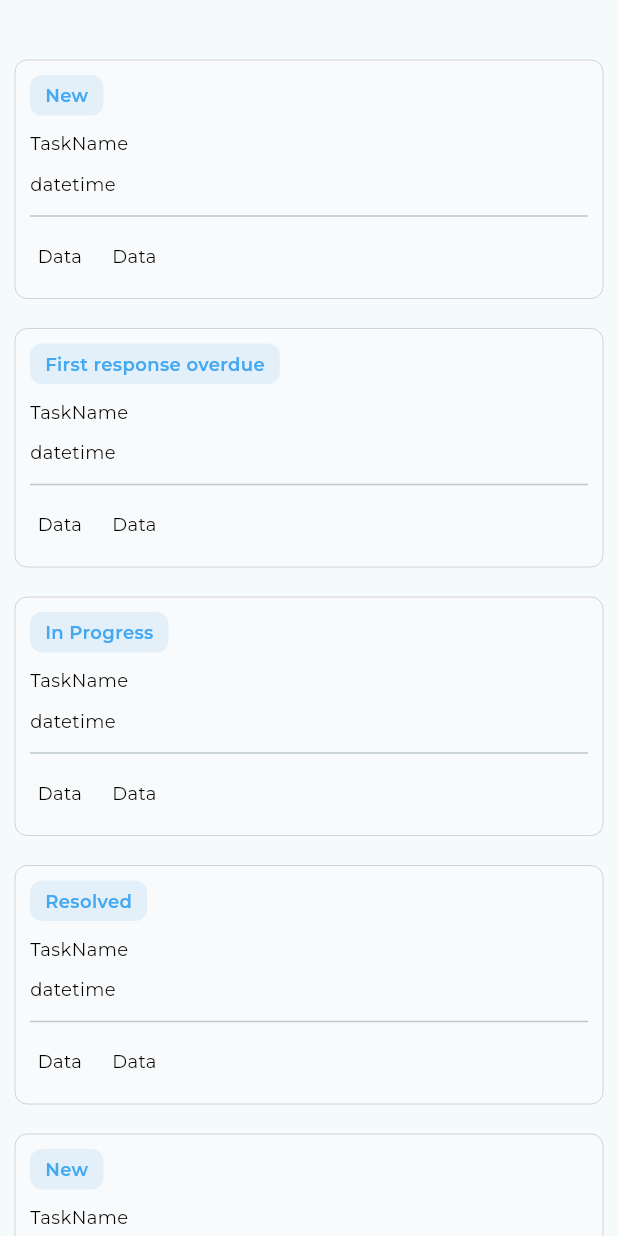
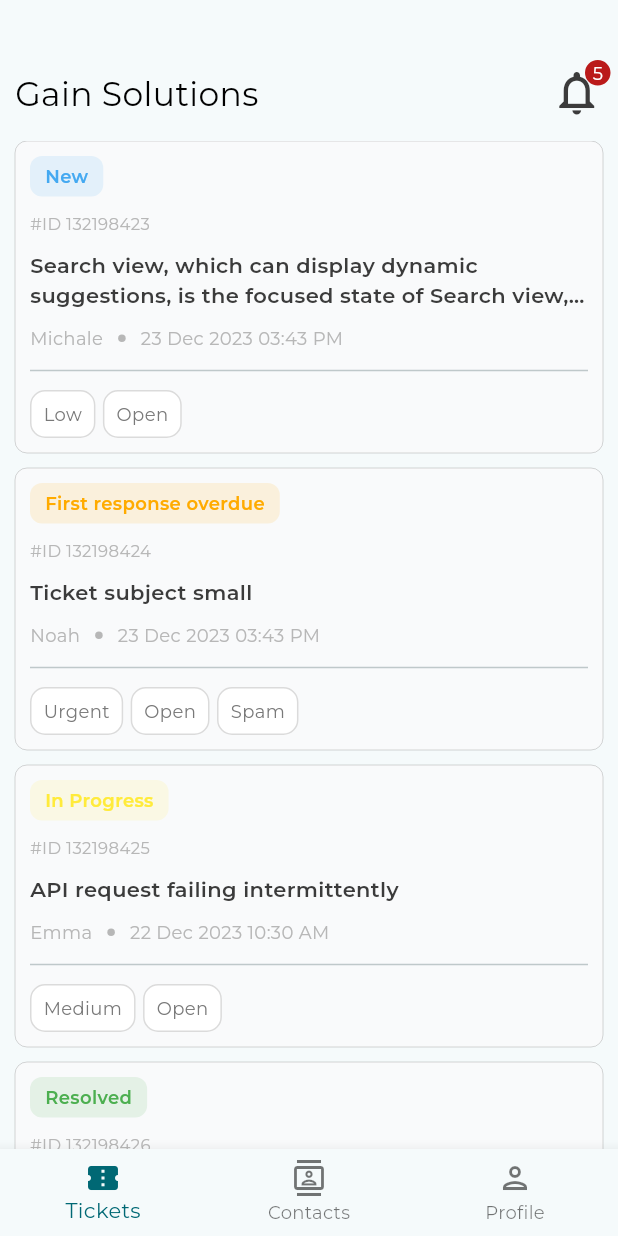
Before and after one commit to tofa029/gsl_task, a Flutter app: the screen it shows after launch, on a phone screen of 412 x 824 dp. Run offline on Flutter 3.47's test engine with Material 3 defaults, Android fonts, the phone set to English and light mode, and no system bars; our stand-ins replace get; accounts and stored records are empty.

Commit message:
<feat><ticket>
ticket page ui and reactive data loading

```diff
--- a/assets/json_data/tickets.json
+++ b/assets/json_data/tickets.json
@@ -5,7 +5,7 @@
         "status_id": 1,
         "priority": "Low",
         "priority_id": 2,
-        "title": "Search view, which can display dynamic suggestions, is the focused state of...",
+        "title": "Search view, which can display dynamic suggestions, is the focused state of Search view, which can display dynamic suggestions, is the focused state of something",
         "user": "Michale",
         "timestamp": "23 Dec 2023 03:43 PM",
         "tags": ["Low", "Open"]
--- /dev/null
+++ b/lib/core/common/custom_appbar.dart
@@ -0,0 +1,43 @@
+import 'package:flutter/material.dart';
+import 'package:gsl_task/core/common/custom_container.dart';
+import 'package:gsl_task/core/common/custom_text.dart';
+import 'package:gsl_task/core/index.dart';
+
+class CustomAppBar extends StatelessWidget {
+  String title;
+  bool showNotification;
+
+  CustomAppBar({
+    super.key,
+    required this.title,
+    this.showNotification = true,
+  });
+
+  @override
+  Widget build(BuildContext context) {
+    return CustomContainer(
+      height: 64,
+      padding: const EdgeInsets.all(10),
+      child: Row(
+        mainAxisSize: MainAxisSize.max,
+        children: [
+          CustomText(
+            text: title,
+            fontWeight: FontWeight.w500,
+            fontSize: 22,
+          ),
+          const Spacer(),
+          Badge(
+            label: CustomContainer(borderRadius: 20,child: CustomText(text: '5', color: CustomColors().white)),
+            child: Icon(
+              Icons.notifications_none_outlined,
+              size: 35,
+              color: CustomColors().color3B3B3B,
+            ),
+          ),
+
+        ],
+      ),
+    );
+  }
+}
--- a/lib/core/common/index.dart
+++ b/lib/core/common/index.dart
@@ -1,2 +1,3 @@
 export './custom_container.dart';
-export 'custom_text.dart';
+export './custom_text.dart';
+export './custom_appbar.dart';
--- a/lib/core/utils/colors.dart
+++ b/lib/core/utils/colors.dart
@@ -17,4 +17,6 @@ class CustomColors {
   final Color color5A49B4 = const Color(0xFF5A49B4);
   final Color color797979 = const Color(0xFF797979);
   final Color color3B3B3B = const Color(0xFF3B3B3B);
+  final Color colorB7B7B7 = const Color(0xFFB7B7B7);
+
 }
--- a/lib/pages/tickets/ticket_screen.dart
+++ b/lib/pages/tickets/ticket_screen.dart
@@ -1,4 +1,3 @@
-import 'package:flutter/cupertino.dart';
 import 'package:get/get.dart';
 import '../../index.dart';
 
@@ -14,12 +13,14 @@ class TicketsScreen extends StatelessWidget {
       body: Column(
         children: [
           30.ph,
+          CustomAppBar(title: 'Gain Solutions',showNotification: true),
           Expanded(
             child: Obx(() {
               if (viewModel.model.tickets.isEmpty) {
                 return const Center(child: CircularProgressIndicator()); // Show loading until tickets are fetched
               }
               return ListView.builder(
+                padding: EdgeInsets.zero,
                 itemCount: viewModel.model.tickets.length,
                 itemBuilder: (context, index) {
                   final ticket = viewModel.model.tickets[index];
@@ -30,13 +31,24 @@ class TicketsScreen extends StatelessWidget {
           ),
         ],
       ),
+      bottomNavigationBar: BottomNavigationBar(
+        items: const [
+          BottomNavigationBarItem(icon: Icon(Icons.confirmation_num), label: "Tickets"),
+          BottomNavigationBarItem(icon: Icon(Icons.contacts_outlined), label: 'Contacts'),
+          BottomNavigationBarItem(icon: Icon(Icons.person_outlined), label: 'Profile'),
+        ],
+        onTap: (tappedIndex){
+
+        },
+        currentIndex: 0,
+      ),
     );
   }
 
   Widget _ticketCard(TicketEntity ticketEntity){
     return CustomContainer(
       padding: const EdgeInsets.all(10),
-      margin: const EdgeInsets.all(10),
+      margin: const EdgeInsets.only(right: 10, bottom: 10, left: 10),
       borderRadius: 8,
       backGroundColor: CustomColors().colorF9FAFB,
       alignment: Alignment.centerLeft,
@@ -45,43 +57,94 @@ class TicketsScreen extends StatelessWidget {
         mainAxisSize: MainAxisSize.min,
         crossAxisAlignment: CrossAxisAlignment.start,
         children: [
-          CustomContainer(
-            borderRadius: 8,
-            padding: const EdgeInsets.symmetric(vertical: 5, horizontal: 10),
-            backGroundColor:CustomColors().color44A9F1.withOpacity(0.12),
-            child: CustomText(
-                text: ticketEntity.status,
-              color: CustomColors().color44A9F1,
-              fontSize: 12,
-              fontWeight: FontWeight.w600,
-            ),
+          _ticketCardStatusUi(ticketEntity),
+          10.ph,
+          CustomText(
+            text: '#ID ${ticketEntity.id}',
+            color: CustomColors().colorB7B7B7,
+            fontSize: 11,
+            fontWeight: FontWeight.w500,
           ),
           10.ph,
-          CustomText(text: 'TaskName'),
+          CustomText(
+            text: ticketEntity.title,
+            color: CustomColors().color3B3B3B,
+            fontSize: 14,
+            maxLines: 2,
+            fontWeight: FontWeight.w600,
+          ),
           10.ph,
-          CustomText(text: 'datetime'),
+          _ticketCardUserTimeStampUi(ticketEntity),
           5.ph,
           const Divider(),
-          Row(
-            mainAxisSize: MainAxisSize.min,
-            children: [
-              CustomContainer(
-                borderRadius: 10,
-                padding: const EdgeInsets.symmetric(vertical: 10, horizontal: 5),
-                child: CustomText(text: 'Data'),
-              ),
-              10.pw,
-              CustomContainer(
-                borderRadius: 10,
-                padding: const EdgeInsets.symmetric(vertical: 10, horizontal: 5),
-                child: CustomText(text: 'Data'),
-              ),
-            ],
-          )
+          5.ph,
+          _ticketCardTagsUi(ticketEntity),
         ],
       ),
     );
   }
 
+  Widget _ticketCardStatusUi(TicketEntity ticketEntity) {
+    return CustomContainer(
+      borderRadius: 8,
+      padding: const EdgeInsets.symmetric(vertical: 5, horizontal: 10),
+      backGroundColor :viewModel.getColorForStatus(ticketEntity.statusId).withOpacity(0.12),
+      child: CustomText(
+        text: ticketEntity.status,
+        color: viewModel.getColorForStatus(ticketEntity.statusId),
+        fontSize: 12,
+        fontWeight: FontWeight.w600,
+      ),
+    );
+  }
+
+  Widget _ticketCardUserTimeStampUi(TicketEntity ticketEntity) {
+    return Row(
+      mainAxisSize: MainAxisSize.min,
+      children: [
+        CustomText(
+          text: ticketEntity.user,
+          color: CustomColors().colorB7B7B7,
+          fontSize: 12,
+          fontWeight: FontWeight.w500,
+        ),
+        CustomContainer(
+          margin: const EdgeInsets.symmetric(vertical: 0, horizontal: 10),
+          backGroundColor: CustomColors().colorB7B7B7,
+          height: 5,
+          width: 5,
+          borderRadius: 5,
+        ),
+        CustomText(
+          text: ticketEntity.timestamp,
+          color: CustomColors().colorB7B7B7,
+          fontSize: 12,
+          fontWeight: FontWeight.w500,
+        ),
+      ],
+    );
+  }
+
+  Widget _ticketCardTagsUi(TicketEntity ticketEntity) {
+    return SizedBox(
+      height: 32,
+      child: ListView.builder(
+        scrollDirection: Axis.horizontal,
+        itemCount: ticketEntity.tags.length,
+        itemBuilder: (ctx, index){
+          return CustomContainer(
+            borderRadius: 10,
+            backGroundColor: CustomColors().white,
+            borderColor: CustomColors().colorB7B7B7.withOpacity(0.5),
+            borderWidth: 1,
+            alignment: Alignment.center,
+            margin: const EdgeInsets.only( right: 5),
+            padding: const EdgeInsets.symmetric( horizontal: 8),
+            child: CustomText(text: ticketEntity.tags[index], color: CustomColors().color797979, fontSize: 12, fontWeight: FontWeight.w500),
+          );
+        },
+      ),
+    );
+  }
 
 }
--- a/lib/pages/tickets/ticket_viewmodel.dart
+++ b/lib/pages/tickets/ticket_viewmodel.dart
@@ -1,8 +1,10 @@
 import 'dart:convert';
 
 import 'package:flutter/cupertino.dart';
+import 'package:flutter/material.dart';
 import 'package:flutter/services.dart';
 import 'package:get/get.dart';
+import 'package:gsl_task/core/index.dart';
 import 'index.dart';
 
 class TicketsViewModel extends GetxController {
@@ -25,4 +27,35 @@ class TicketsViewModel extends GetxController {
       debugPrintStack(stackTrace: stacktrace);
     }
   }
+
+  Color getColorForStatus(int statusId){
+
+    ///1: 'New',
+    ///2: 'First response overdue',
+    ///3: 'In Progress',
+    ///4: 'Resolved',
+    ///5: 'Closed',
+    ///6: 'Escalated',
+    ///7: 'Pending',
+
+    //this method is for chosing color for specific status
+    switch (statusId) {
+      case 1:
+        return CustomColors().color44A9F1;
+      case 2:
+        return CustomColors().colorFFAB00;
+      case 3:
+        return Colors.yellow;
+      case 4:
+        return Colors.green;
+      case 5:
+        return Colors.black;
+      case 6:
+        return CustomColors().color5A49B4;
+      case 7:
+        return Colors.deepOrangeAccent;
+      default:
+        return CustomColors().black;
+    }
+  }
 }
```
